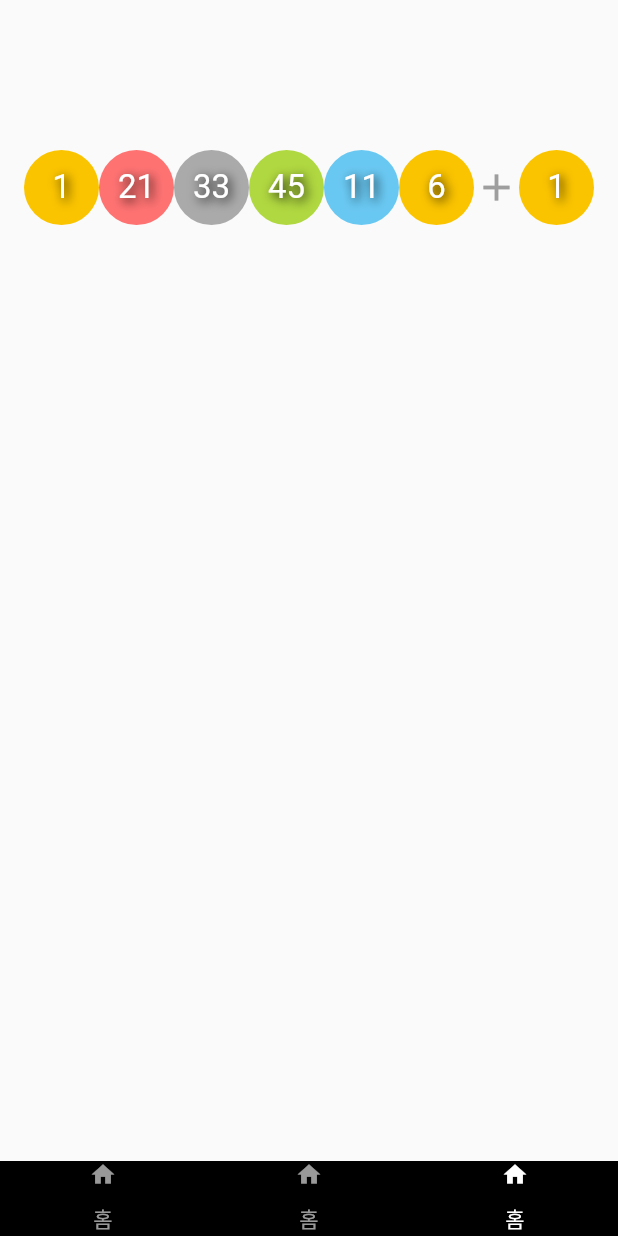
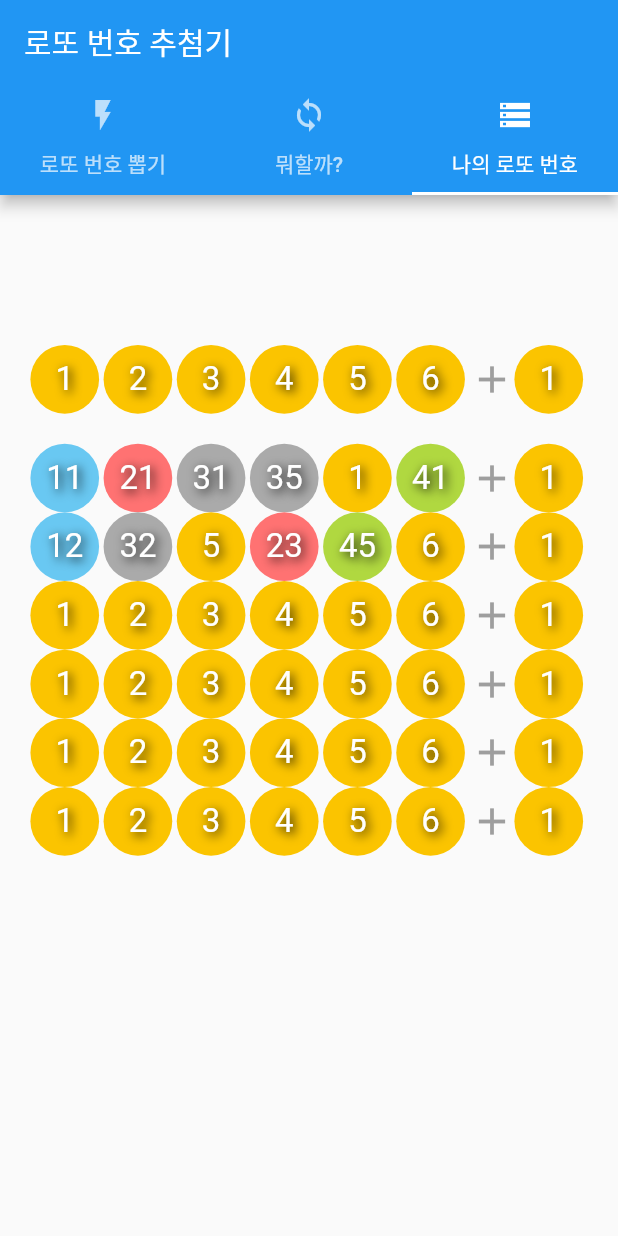
Before and after one commit to dv-zinke/flutter_lotte, a Flutter app: the screen it shows after launch, tab 3 chosen, on a phone screen of 412 x 824 dp. Run offline on Flutter 3.47's test engine with Material 2 defaults, Android fonts, the phone set to English and light mode, and no system bars.

Commit message:
feat: 바텀 탭바 삭제후 상단에 탭바 생성

```diff
--- a/lib/main.dart
+++ b/lib/main.dart
@@ -17,10 +17,28 @@ class _MyAppState extends State<MyApp> {
   @override
   Widget build(BuildContext context) {
     return MaterialApp(
-        title: "로또 번호 추첨기",
         home: DefaultTabController(
           length: 3,
           child: Scaffold(
+            appBar: AppBar(
+              bottom: TabBar(
+                tabs: [
+                  Tab(
+                    icon: Icon(Icons.flash_on),
+                    text: '로또 번호 뽑기',
+                  ),
+                  Tab(
+                    icon: Icon(Icons.sync),
+                    text: '뭐할까?',
+                  ),
+                  Tab(
+                    icon: Icon(Icons.storage),
+                    text: '나의 로또 번호',
+                  ),
+                ],
+              ),
+              title: Text('로또 번호 추첨기'),
+            ),
             body: TabBarView(
               physics: NeverScrollableScrollPhysics(),
               children: <Widget>[
@@ -35,7 +53,6 @@ class _MyAppState extends State<MyApp> {
                 )
               ],
             ),
-            bottomNavigationBar: BottomBar(),
           ),
         ));
   }
--- a/lib/screen/MyNumber.dart
+++ b/lib/screen/MyNumber.dart
@@ -17,19 +17,31 @@ class _MyNumberState extends State<MyNumber> {
         child: Column(
       children: <Widget>[
         SizedBox(height: 100),
-        Row(
-          mainAxisAlignment: MainAxisAlignment.center,
-          children: <Widget>[
-            LottoNumberCombination([1, 21, 33, 45, 11, 6]),
-            Icon(
-              Icons.add,
-              color: Colors.grey,
-              size: 30.0,
-            ),
-            LottoNumber(number: 1)
-          ],
-        )
+        getLottoNumberSet([1, 2, 3, 4, 5, 6], 1),
+        SizedBox(height: 20),
+        getLottoNumberSet([11, 21, 31, 35, 1, 41], 1),
+        getLottoNumberSet([12, 32, 5, 23, 45, 6], 1),
+        getLottoNumberSet([1, 2, 3, 4, 5, 6], 1),
+        getLottoNumberSet([1, 2, 3, 4, 5, 6], 1),
+        getLottoNumberSet([1, 2, 3, 4, 5, 6], 1),
+        getLottoNumberSet([1, 2, 3, 4, 5, 6], 1)
+
       ],
     ));
   }
 }
+
+Widget getLottoNumberSet(lottoNumberList, bonusNumber) {
+  return Row(
+    mainAxisAlignment: MainAxisAlignment.center,
+    children: <Widget>[
+      LottoNumberCombination(lottoNumberList),
+      Icon(
+        Icons.add,
+        color: Colors.grey,
+        size: 30.0,
+      ),
+      LottoNumber(number: bonusNumber)
+    ],
+  );
+}
--- a/lib/widget/LottoNumber.dart
+++ b/lib/widget/LottoNumber.dart
@@ -8,11 +8,13 @@ class LottoNumber extends StatelessWidget {
 
   @override
   Widget build(BuildContext context) {
+    var screenSize = MediaQuery.of(context).size;
+    var width = screenSize.width;
     return Row(
       children: <Widget>[
         Container(
-            width: 50,
-            height: 50,
+            width: width/9,
+            height: width/9,
             child: Center(
                 child: Text(number.toString(),
                     style: TextStyle(
@@ -28,6 +30,7 @@ class LottoNumber extends StatelessWidget {
                     ))),
             decoration: BoxDecoration(
                 shape: BoxShape.circle, color: Color(getLottoNumberColor(number)))),
+            SizedBox(width: 3)
       ],
     );
   }
```
